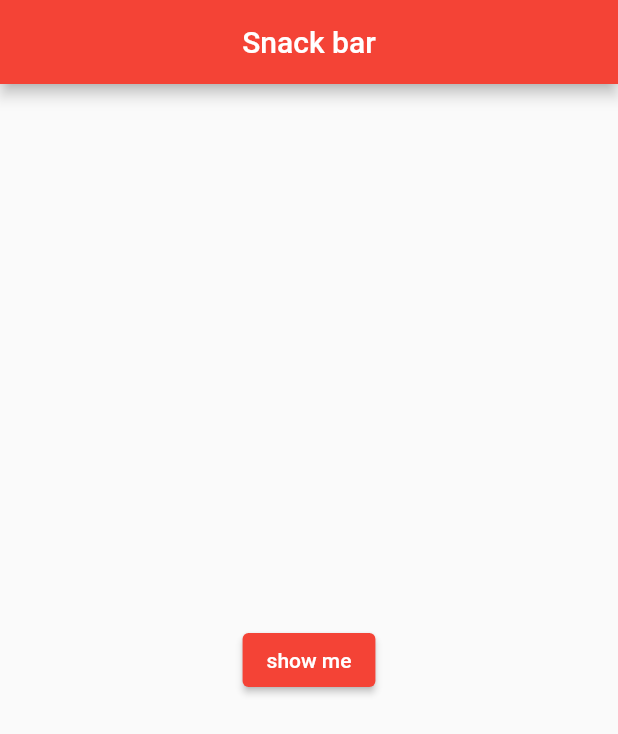
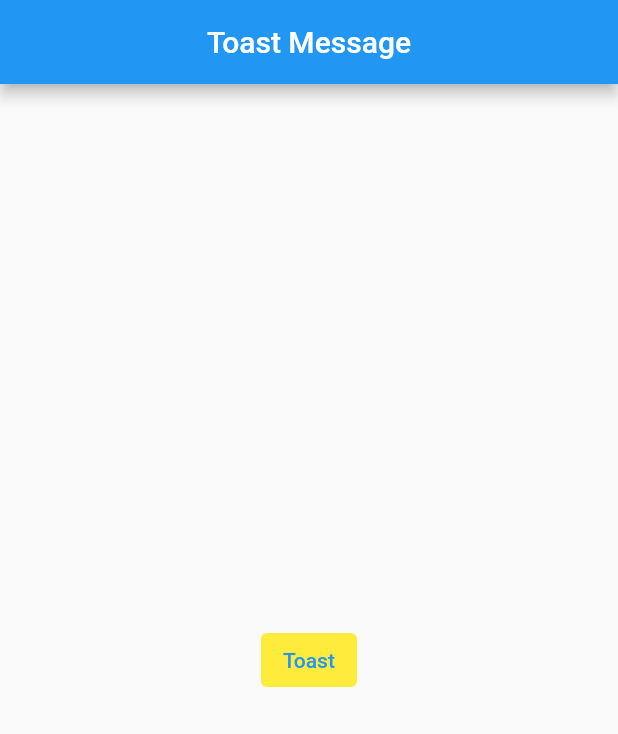
Before and after one commit to veronica2550/coding_chef_tutorial, a Flutter app: the screen it shows after launch, on a phone screen of 412 x 824 dp. Shown: the top 734 px of the screen. Run offline on Flutter 3.47's test engine with Material 2 defaults, Android fonts, the light colour scheme and no system bars; our stand-ins replace fluttertoast.

Commit message:
Toast Msg

```diff
--- a/lib/main.dart
+++ b/lib/main.dart
@@ -1,16 +1,17 @@
 import 'package:flutter/material.dart';
+import 'package:fluttertoast/fluttertoast.dart';
 
 void main() => runApp(const MyApp());
 
 class MyApp extends StatelessWidget {
-  const MyApp({super.key});
+  const MyApp({Key? key}) : super(key: key);
 
   @override
   Widget build(BuildContext context) {
     return MaterialApp(
-      title: 'Snack bar',
+      title: 'Toast Message',
       theme: ThemeData(
-        primarySwatch: Colors.red,
+        primarySwatch: Colors.blue,
       ),
       home: const MyPage(),
     );
@@ -18,32 +19,35 @@
 }
 
 class MyPage extends StatelessWidget {
-  const MyPage({super.key});
+  const MyPage({Key? key}) : super(key: key);
 
   @override
   Widget build(BuildContext context) {
     return Scaffold(
       appBar: AppBar(
-        title: const Text('Snack bar'),
+        title: const Text('Toast Message'),
         centerTitle: true,
       ),
       body: Center(
-          child: ElevatedButton(
-        child: Text('show me'),
-        onPressed: () {
-          ScaffoldMessenger.of(context).showSnackBar(
-            SnackBar(
-              content: Text(
-                'hello',
-                textAlign: TextAlign.center,
-                style: TextStyle(color: Colors.white),
-              ),
-              backgroundColor: Colors.teal,
-              duration: Duration(milliseconds: 1000),
-            ),
-          );
-        },
-      )),
+        child: TextButton(
+          onPressed: () {
+            flutterToast();
+          },
+          style: ButtonStyle(
+              backgroundColor: MaterialStateProperty.all(Colors.yellow)),
+          child: const Text('Toast'),
+        ),
+      ),
     );
   }
 }
+
+void flutterToast() {
+  Fluttertoast.showToast(
+      msg: 'Flutter',
+      gravity: ToastGravity.BOTTOM,
+      backgroundColor: Colors.redAccent,
+      fontSize: 20,
+      textColor: Colors.white,
+      toastLength: Toast.LENGTH_SHORT);
+}
--- a/pubspec.yaml
+++ b/pubspec.yaml
@@ -35,6 +35,7 @@
   # The following adds the Cupertino Icons font to your application.
   # Use with the CupertinoIcons class for iOS style icons.
   cupertino_icons: ^1.0.2
+  fluttertoast: ^8.2.2
 
 dev_dependencies:
   flutter_test:
```
Also changed, not shown: pubspec.lock.
